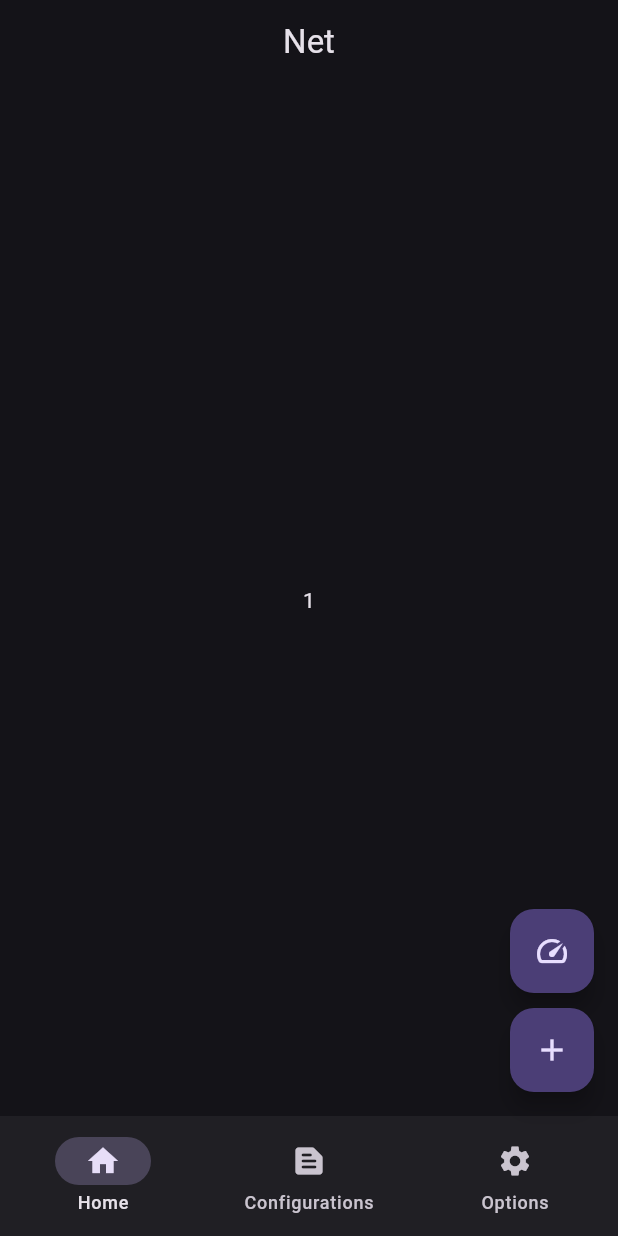
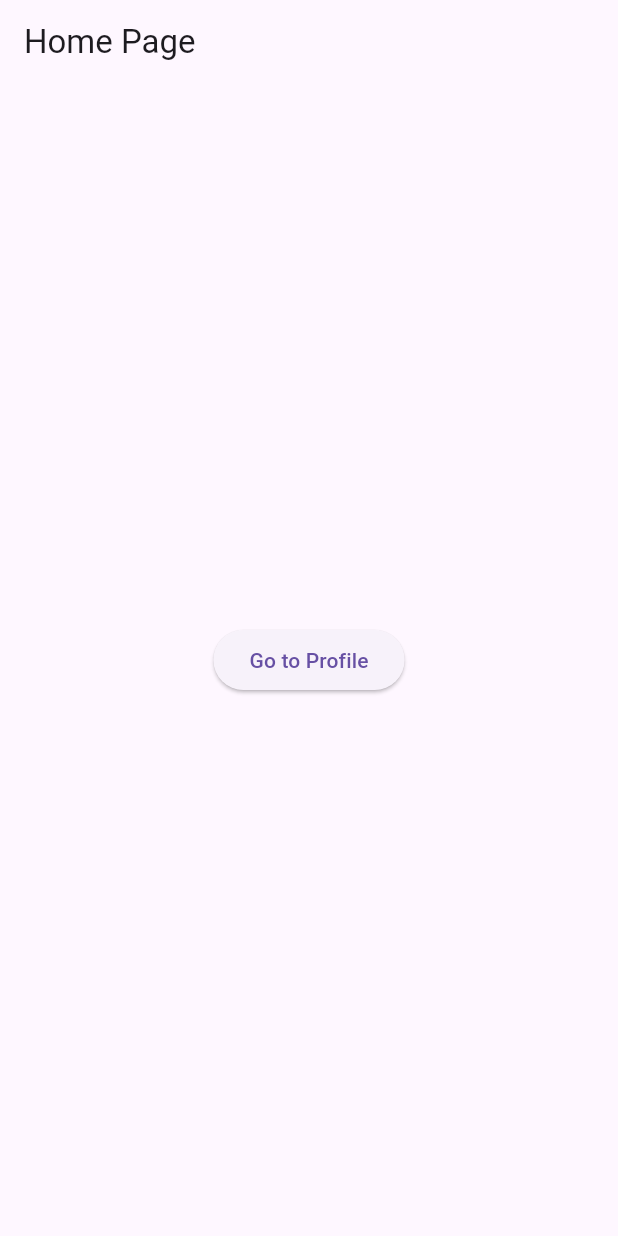
Before and after one commit to merdanusa/Net, a Flutter app: the screen it shows after launch, on a phone screen of 412 x 824 dp. Run offline on Flutter 3.47's test engine with Material 3 defaults, Android fonts, the phone set to English and light mode, and no system bars; our stand-ins replace get.

Commit message:
init commit

```diff
--- a/lib/main.dart
+++ b/lib/main.dart
@@ -1,69 +1,21 @@
 import 'package:flutter/material.dart';
+import 'package:get/get.dart';
+import 'routes/app_pages.dart';
+import 'routes/app_routes.dart';
 
-void main() => runApp(const MyApp());
+void main() {
+  runApp(const MyApp());
+}
 
 class MyApp extends StatelessWidget {
   const MyApp({super.key});
 
   @override
   Widget build(BuildContext context) {
-    return MaterialApp(
+    return GetMaterialApp(
       debugShowCheckedModeBanner: false,
-      title: 'Net',
-      theme: ThemeData(
-        colorScheme: ColorScheme.fromSeed(
-          seedColor: Colors.deepPurpleAccent,
-          brightness: Brightness.dark,
-        ),
-      ),
-      home: const AuthPage(),
+      initialRoute: AppRoutes.home,
+      getPages: AppPages.pages,
     );
   }
 }
-
-class AuthPage extends StatefulWidget {
-  const AuthPage({super.key});
-
-  @override
-  State<AuthPage> createState() => _AuthPageState();
-}
-
-class _AuthPageState extends State<AuthPage> {
-  int currentIndex = 0;
-
-  @override
-  Widget build(BuildContext context) {
-    return Scaffold(
-      appBar: AppBar(title: Text("Net"), centerTitle: true),
-      body: currentIndex == 0
-          ? Center(child: Text('1'))
-          : currentIndex == 1
-          ? Center(child: Text("2"))
-          : Center(child: Text("3")),
-      floatingActionButton: Column(
-        mainAxisSize: MainAxisSize.min,
-        children: [
-          FloatingActionButton(onPressed: () {}, child: Icon(Icons.speed)),
-          SizedBox(height: 10.0, width: 10.0),
-          FloatingActionButton(onPressed: () {}, child: Icon(Icons.add)),
-        ],
-      ),
-      bottomNavigationBar: NavigationBar(
-        destinations: [
-          NavigationDestination(icon: Icon(Icons.home), label: "Home"),
-          NavigationDestination(
-            icon: Icon(Icons.text_snippet_rounded),
-            label: "Configurations",
-          ),
-          NavigationDestination(icon: Icon(Icons.settings), label: "Options"),
-        ],
-        onDestinationSelected: (value) {
-          setState(() {
-            currentIndex = value;
-          });
-        },
-        selectedIndex: currentIndex,
-      ),
-    );
-    }
-}
--- /dev/null
+++ b/lib/pages/home_page.dart
@@ -0,0 +1,22 @@
+import 'package:flutter/material.dart';
+import 'package:get/get.dart';
+import 'profile_page.dart';
+
+class HomePage extends StatelessWidget {
+  const HomePage({super.key});
+
+  @override
+  Widget build(BuildContext context) {
+    return Scaffold(
+      appBar: AppBar(title: const Text("Home Page")),
+      body: Center(
+        child: ElevatedButton(
+          onPressed: () {
+            Get.to(() => const ProfilePage());
+          },
+          child: const Text("Go to Profile"),
+        ),
+      ),
+    );
+  }
+}
--- /dev/null
+++ b/lib/routes/app_pages.dart
@@ -0,0 +1,13 @@
+import 'package:get/get.dart';
+import 'package:vpn/pages/home_page.dart';
+import 'package:vpn/pages/profile_page.dart';
+import 'package:vpn/pages/reset_flow_page.dart';
+import 'app_routes.dart';
+
+class AppPages {
+  static final pages = [
+    GetPage(name: AppRoutes.home, page: () => const HomePage()),
+    GetPage(name: AppRoutes.profile, page: () => const ProfilePage()),
+    GetPage(name: AppRoutes.resetFlow, page: () => ResetFlowPage()),
+  ];
+}
--- /dev/null
+++ b/lib/routes/app_routes.dart
@@ -0,0 +1,5 @@
+class AppRoutes {
+  static const home = '/home';
+  static const profile = '/profile';
+  static const resetFlow = '/reset_flow';
+}
--- a/pubspec.yaml
+++ b/pubspec.yaml
@@ -1,6 +1,6 @@
 name: vpn
 description: "A new Flutter project."
-publish_to: 'none'
+publish_to: "none"
 version: 0.1.0
 
 environment:
@@ -10,6 +10,7 @@ dependencies:
   flutter:
     sdk: flutter
   flutter_bloc: ^9.1.1
+  get: ^4.6.6
 
 dev_dependencies:
   flutter_test:
```
Also changed, not shown: lib/pages/profile_page.dart (added, +28 -0 lines), lib/pages/reset_flow_page.dart (added, +38 -0 lines), pubspec.lock.
